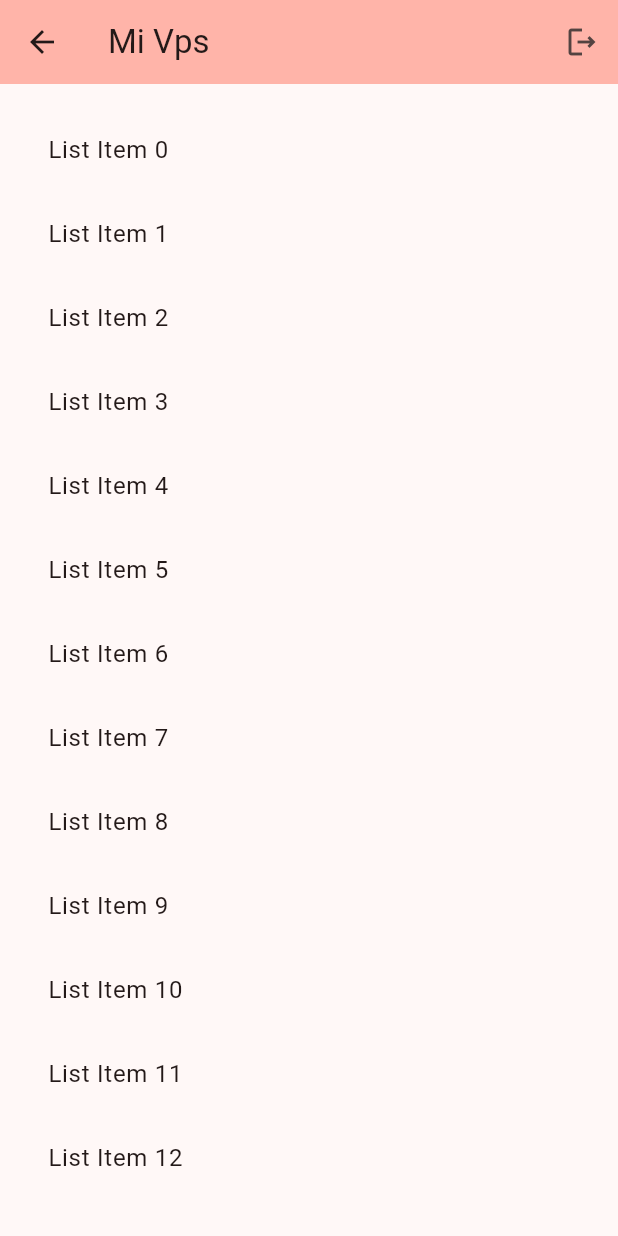
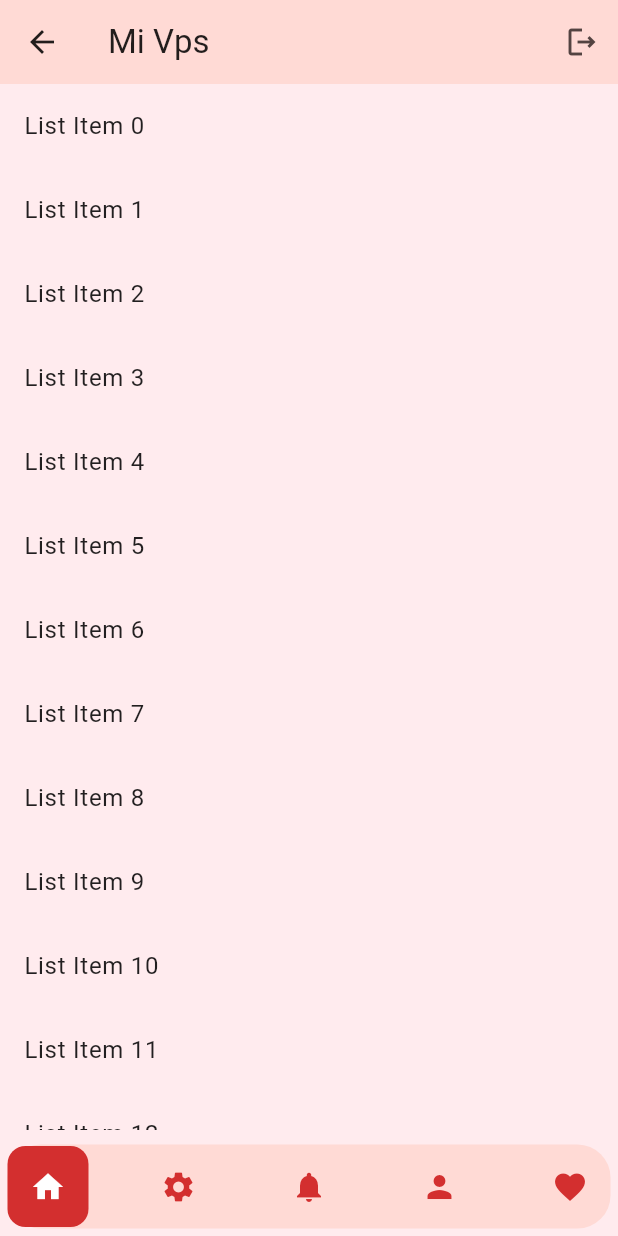
Before and after one commit to jorgearmandotu/multi-app, a Flutter app: the HomePage screen opened by its route, on a phone screen of 412 x 824 dp. Run offline on Flutter 3.47's test engine with Material 3 defaults, Android fonts, the phone set to English and light mode, and no system bars; our stand-ins replace bloc, flutter_bloc.

Commit message:
se agrega navbar para pantallas menores a 640 y navigation rail para pantalas mayor e iguales a 640

```diff
--- a/lib/main.dart
+++ b/lib/main.dart
@@ -19,7 +19,16 @@ class MyApp extends StatelessWidget {
         title: 'Multisuministros',
         theme: ThemeData(
           useMaterial3: true,
-          colorScheme: ColorScheme.fromSeed(seedColor: Colors.red
+          colorScheme: ColorScheme.fromSeed(
+            seedColor: Colors.red,
+            primary: Colors.red[700],
+            onPrimary: Colors.white,
+            secondary: Colors.redAccent,
+            onSecondary: Colors.white,
+            surface: Colors.red[50],
+            onSurface: Colors.black87,
+            error: Colors.red[900],
+            onError: Colors.white,
           ),
         ),
         initialRoute: AppRoutes.login,
--- a/lib/pages/home_page.dart
+++ b/lib/pages/home_page.dart
@@ -2,6 +2,7 @@ import 'package:flutter/material.dart';
 import 'package:flutter_bloc/flutter_bloc.dart';
 import 'package:multisuministros/bloc/auth_bloc.dart';
 import 'package:multisuministros/routes/app_routes.dart';
+import 'package:multisuministros/widgets/nav_bar.dart';
 
 class HomePage extends StatelessWidget {
   const HomePage({super.key});
@@ -11,7 +12,7 @@ class HomePage extends StatelessWidget {
     final AuthBloc authBloc = BlocProvider.of<AuthBloc>(context, listen: true);
     return Scaffold(
       appBar: AppBar(
-        backgroundColor: Theme.of(context).colorScheme.inversePrimary,
+        backgroundColor: Theme.of(context).colorScheme.primaryContainer,
         title: const Text('Mi Vps'),
         actions: [
           IconButton(onPressed: () {
@@ -19,7 +20,42 @@ class HomePage extends StatelessWidget {
           }, icon: const Icon(Icons.logout_outlined)),
         ],
       ),
-      body: SafeArea(
+      bottomNavigationBar: MediaQuery.of(context).size.width < 640
+      ? NavBar(
+        onItemChanged: (int newPosition ) {
+
+        },
+        navBarItems: [
+          NavBarData(icon: Icons.home),
+          NavBarData(icon: Icons.settings),
+          NavBarData(icon: Icons.notifications),
+          NavBarData(icon: Icons.person),
+          NavBarData(icon: Icons.favorite),
+          ]
+        ) : null,
+      body: Row(
+        children: [
+          if(MediaQuery.of(context).size.width >= 640)
+          SafeArea(
+            child: NavigationRail(
+              extended: false,
+              destinations:[
+                NavigationRailDestination(
+                  icon: Icon(Icons.home),
+                  label: Text('Home'),
+                ),
+                NavigationRailDestination(icon: Icon(Icons.settings), label: Text('settings')),
+                NavigationRailDestination(icon: Icon(Icons.notifications), label: Text('settings')),
+                NavigationRailDestination(icon: Icon(Icons.person), label: Text('settings')),
+                NavigationRailDestination(icon: Icon(Icons.favorite), label: Text('settings')),
+              ],
+                selectedIndex: 0,
+                onDestinationSelected: (int index) {
+                  // Handle navigation rail item selection
+                },
+            ),
+          ),
+          Expanded(
             child: BlocListener<AuthBloc, AuthState>(
                 listener: (context, state){
                   if (state is AuthSuccess) {
@@ -32,15 +68,22 @@ class HomePage extends StatelessWidget {
                     );
                   }
                 },
-          child: Container(
-            padding: const EdgeInsets.all(16.0),
+                child: Column(
+                  children: [
+                    Expanded(
                       child: ListView.builder(itemBuilder:(context, index) {
                         return ListTile(
                           title: Text('List Item $index'),
                         );
                       },)
                     ),
+
+                  ],
                 ),
+
+                ),
+            )
+        ],
       ),
       );
   }
--- a/lib/widgets/nav_bar.dart
+++ b/lib/widgets/nav_bar.dart
@@ -1,11 +1,17 @@
 
+import 'package:flutter/material.dart';
 import 'package:flutter/widgets.dart';
 
 typedef void OnIntemChanged(int newPosition);
 
 class NavBar extends StatefulWidget {
   final OnIntemChanged onItemChanged;
-  const NavBar({super. key, required this.onItemChanged,});
+  final List<NavBarData> navBarItems;
+  const NavBar({
+    super. key,
+    required this.onItemChanged,
+    required this.navBarItems,
+    });
 
   @override
   State<NavBar> createState() => _NavBarState();
@@ -13,9 +19,66 @@ class NavBar extends StatefulWidget {
 }
 
 class _NavBarState extends State<NavBar> {
+  int _selectedIndex = 0;
   @override
   Widget build(BuildContext context) {
-    return const Placeholder();
+    return Container(
+      height: 56,
+      margin: const EdgeInsets.fromLTRB(5, 10, 5, 5),
+      decoration: BoxDecoration(
+        color: Theme.of(context).colorScheme.primaryContainer,
+        borderRadius: BorderRadius.circular(22),
+      ),
+      child: Row(
+        mainAxisAlignment: MainAxisAlignment.spaceBetween,
+        children: [
+          ...widget.navBarItems.map((item) => InkWell(
+          onTap: () {
+            setState(() {
+              _selectedIndex = widget.navBarItems.indexOf(item);
+            });
+            widget.onItemChanged(_selectedIndex);
+          },
+            child: NavBarItem(
+              data: item,
+              isSelected: widget.navBarItems.indexOf(item)  == _selectedIndex,
+              ),
+          )),
+        ],
+      ),
+    );
+  }
+}
+
+class NavBarItem extends StatelessWidget {
+  final NavBarData data;
+  final bool isSelected;
+
+  const NavBarItem({
+    super.key,
+    required this.data,
+    required this.isSelected,
+  });
+
+  @override
+  Widget build(BuildContext context) {
+    return Container(
+        padding: const EdgeInsets.all(15.0),
+        decoration: isSelected ? BoxDecoration(
+          borderRadius: BorderRadius.circular(12),
+          color: Theme.of(context).colorScheme.primary,
+        ) : null,
+        child: data.icon != null
+            ? Icon(
+              data.icon,
+              size: 24,
+              color: isSelected ?
+                Theme.of(context).colorScheme.onPrimary :
+                Theme.of(context).colorScheme.primary,
+              )
+            : Image.asset(data.iconPath!, width: 24, height: 24),
+      );
+
   }
 }
 
```
Lines whose indentation alone changed are shown as unchanged.
